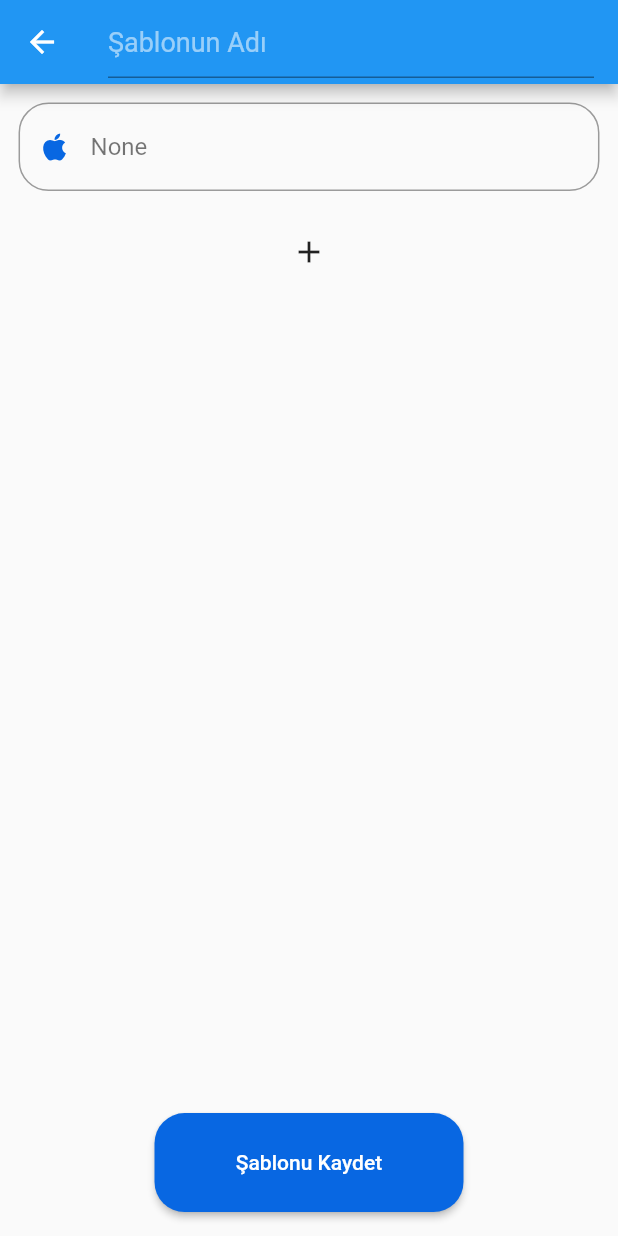
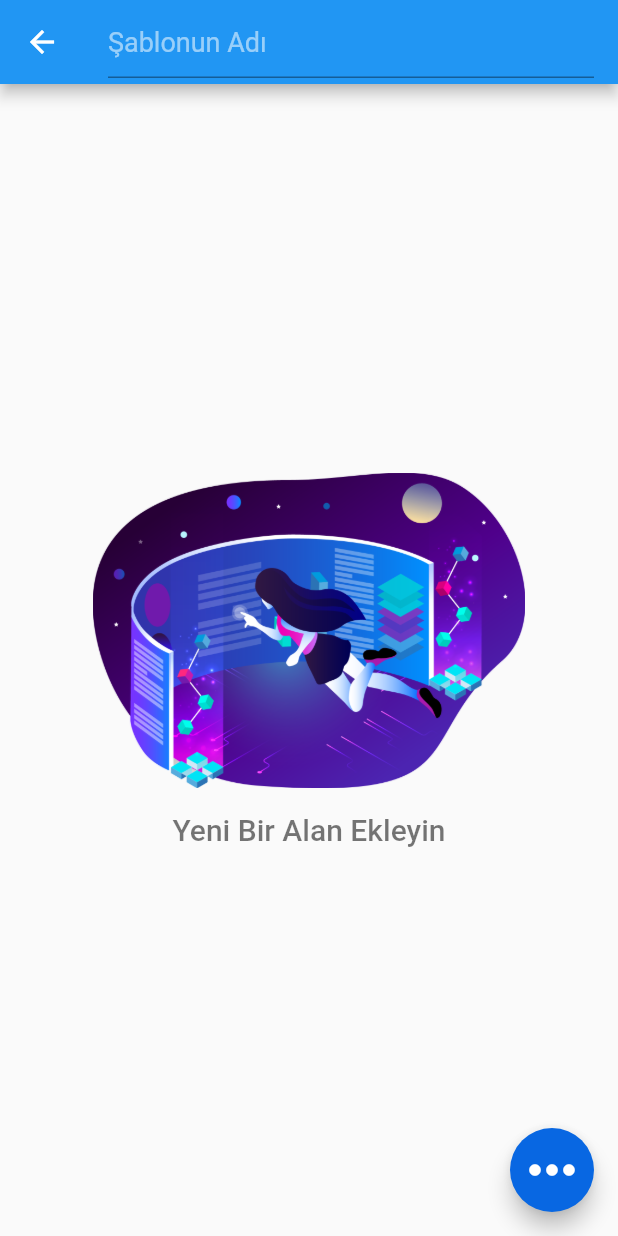
Before and after one commit to orhanweb/Fair-App, a Flutter app: the TemplatesView screen opened directly, after a tap on "Yeni Şablon Oluştur", on a phone screen of 412 x 824 dp. Run offline on Flutter 3.47's test engine with Material 2 defaults, Android fonts, the light colour scheme and no system bars; drawn by our look-alikes of flutter_expandable_fab, keyboard_dismisser; our stand-ins replace bloc, cloud_firestore, firebase_auth, firebase_core, flutter_bloc, flutter_keyboard_visibility and 1 more; accounts and stored records are empty; statements that could not run were skipped.

Commit message:
08.12.22

```diff
--- a/lib/Home/homespecialWidgets/custom_floating_actiob_button.dart
+++ b/lib/Home/homespecialWidgets/custom_floating_actiob_button.dart
@@ -133,9 +133,8 @@ Widget mycustomDialog(BuildContext context) {
             width: width * 0.3,
             ontap: () {
               if (dialogcontroller.text.isNotEmpty) {
-                context
-                    .read<NewRegCubit>()
-                    .addnewElement(dialogcontroller.text);
+                context.read<NewRegCubit>().addnewElement(
+                    text: dialogcontroller.text, context: context);
                 Navigator.pop(context, 'Ekle');
               } else {
                 mySnackBar(context, "Başlık alanı boş bırakılamaz");
--- /dev/null
+++ b/lib/Home/homespecialWidgets/no_data_column.dart
@@ -0,0 +1,37 @@
+import 'package:fair_app/shared/const.dart';
+import 'package:fair_app/shared/helpers.widget.dart';
+import 'package:flutter/material.dart';
+
+class NoDataColumn extends StatelessWidget {
+  const NoDataColumn({
+    Key? key,
+    required this.width,
+    required this.nolistimagePath,
+    this.text,
+  }) : super(key: key);
+
+  final double width;
+  final String nolistimagePath;
+  final String? text;
+  @override
+  Widget build(BuildContext context) {
+    return Column(
+      mainAxisAlignment: MainAxisAlignment.center,
+      children: [
+        Center(
+          child: Image.asset(
+            width: width * 0.7,
+            nolistimagePath,
+            fit: BoxFit.contain,
+          ),
+        ),
+        verticalSpaceTiny,
+        Text(
+          text ?? "",
+          style:
+              Theme.of(context).textTheme.headline6?.copyWith(color: kcblack54),
+        ),
+      ],
+    );
+  }
+}
--- a/lib/Home/homespecialWidgets/templates_cart_design.dart
+++ b/lib/Home/homespecialWidgets/templates_cart_design.dart
@@ -18,8 +18,9 @@ class DesignedCard extends StatelessWidget {
     double height = MediaQuery.of(context).size.height;
     double width = MediaQuery.of(context).size.width;
     return Container(
-        margin: EdgeInsets.symmetric(horizontal: width * 0.02),
-        height: height * 0.1,
+        margin: EdgeInsets.symmetric(
+            horizontal: width * 0.02, vertical: height * 0.007),
+        height: height * 0.11,
         child: Card(
           elevation: 10,
           shape:
--- a/lib/Home/screens/new_card_create_view.dart
+++ b/lib/Home/screens/new_card_create_view.dart
@@ -1,26 +1,108 @@
+import 'package:fair_app/Home/homespecialWidgets/no_data_column.dart';
 import 'package:fair_app/Home/models/home_card_list_cubit.dart';
 import 'package:fair_app/shared/const.dart';
 import 'package:fair_app/shared/helpers.widget.dart';
 import 'package:fair_app/widgets/custom_buttons.dart';
-import 'package:fair_app/widgets/custom_input_field.dart';
+import 'package:fair_app/widgets/custom_snack_bar.dart';
 import 'package:flutter/material.dart';
+
+import 'package:flutter_expandable_fab/flutter_expandable_fab.dart';
 import 'package:flutter_bloc/flutter_bloc.dart';
 import 'package:keyboard_dismisser/keyboard_dismisser.dart';
+import 'package:flutter_keyboard_visibility/flutter_keyboard_visibility.dart';
 
+// ignore: must_be_immutable
 class NewCardCreateView extends StatelessWidget {
-  const NewCardCreateView({Key? key}) : super(key: key);
+  NewCardCreateView({Key? key}) : super(key: key);
+  String nolistimagePath =
+      "assets/images/cardimages/design-and-development-process.png";
+  TextEditingController templateName = TextEditingController();
   @override
   Widget build(BuildContext context) {
     double height = MediaQuery.of(context).size.height;
     double width = MediaQuery.of(context).size.width;
+
+    return KeyboardVisibilityBuilder(
+      builder: (p0, isKeyboardVisible) {
         return KeyboardDismisser(
-      gestures: const [GestureType.onPanCancel],
+          gestures: const [
+            GestureType.onPanCancel,
+            GestureType.onPanUpdateDownDirection,
+          ],
           child: Scaffold(
-        appBar: AppBar(
-            title: TextField(
-          cursorColor: Colors.white,
-          style: Theme.of(context).textTheme.subtitle1?.copyWith(
-              fontWeight: FontWeight.w500, fontSize: 18, color: kcwhite),
+            appBar:
+                AppBar(title: MyTemplateNameWidget(templateName: templateName)),
+            body: BlocBuilder<CardListCubit, CardListState>(
+              builder: (context, state) {
+                return state is CreateNewCardElements &&
+                        state.createNewCardElements.isNotEmpty
+                    ? MyCustomListWidget(
+                        height: height,
+                        onReorder: (oldIndex, newIndex) => context
+                            .read<CardListCubit>()
+                            .onReorderCreateCardElements(oldIndex, newIndex),
+                        builderList: state.createNewCardElements)
+                    : NoDataColumn(
+                        width: width,
+                        nolistimagePath: nolistimagePath,
+                        text: "Yeni Bir Alan Ekleyin");
+              },
+            ),
+            floatingActionButtonLocation: ExpandableFab.location,
+            floatingActionButton: ExpandableFab(
+                distance: 70,
+                backgroundColor: kcPrimaryCascadeTwilight,
+                closeButtonStyle: const ExpandableFabCloseButtonStyle(
+                    backgroundColor: kcPrimaryCascadeTwilight,
+                    child: Icon(
+                      Icons.keyboard_double_arrow_down_outlined,
+                    )),
+                type: ExpandableFabType.up,
+                child: Icon(
+                  Icons.more_horiz_outlined,
+                  size: width * 0.11,
+                ),
+                children: [
+                  FloatingActionButton(
+                    child: const Icon(Icons.edit),
+                    onPressed: () {},
+                  ),
+                  FloatingActionButton(
+                    child: const Icon(Icons.search),
+                    onPressed: () {},
+                  ),
+                ]),
+          ),
+        );
+      },
+    );
+  }
+}
+
+//  floatingActionButton: !isKeyboardVisible
+//                 ? MyFloatingButtons(
+//                     height: height, width: width, templateName: templateName)
+//                 : null,
+//             floatingActionButtonLocation:
+//                 FloatingActionButtonLocation.centerFloat,
+
+class MyTemplateNameWidget extends StatelessWidget {
+  const MyTemplateNameWidget({
+    Key? key,
+    required this.templateName,
+  }) : super(key: key);
+
+  final TextEditingController templateName;
+
+  @override
+  Widget build(BuildContext context) {
+    return TextField(
+      controller: templateName,
+      cursorColor: kcwhite,
+      style: Theme.of(context)
+          .textTheme
+          .subtitle1
+          ?.copyWith(fontWeight: FontWeight.w500, fontSize: 18, color: kcwhite),
       decoration: InputDecoration(
           hintText: "Şablonun Adı",
           hintStyle: Theme.of(context).textTheme.subtitle1?.copyWith(
@@ -28,36 +110,87 @@ class NewCardCreateView extends StatelessWidget {
                 fontWeight: FontWeight.w400,
                 fontSize: 18,
               )),
-        )),
-        body: ListView.separated(
+    );
+  }
+}
+
+class MyCustomListWidget extends StatelessWidget {
+  const MyCustomListWidget({
+    Key? key,
+    required this.height,
+    required this.builderList,
+    required this.onReorder,
+  }) : super(key: key);
+
+  final double height;
+  final List builderList;
+  final void Function(int, int) onReorder;
+  @override
+  Widget build(BuildContext context) {
+    return Column(
+      children: [
+        Expanded(
+          flex: 9,
+          child: ReorderableListView.builder(
               padding: EdgeInsets.only(top: height * 0.015),
-          separatorBuilder: (context, index) => verticalSpaceTiny,
               physics: const BouncingScrollPhysics(),
-          itemCount: 2,
+              itemCount: builderList.length,
               itemBuilder: (context, index) {
-            return index + 1 != 2
-                ? CustomInputField(
-                    width: width, prevIcon: const Icon(Icons.apple))
-                : IconButton(onPressed: () {}, icon: const Icon(Icons.add));
+                return builderList[index][1];
               },
+              onReorder: onReorder),
         ),
-        floatingActionButton: BlocBuilder<CardListCubit, CardListState>(
+        Expanded(flex: 1, child: Container())
+      ],
+    );
+  }
+}
+
+class MyFloatingButtons extends StatelessWidget {
+  const MyFloatingButtons({
+    Key? key,
+    required this.height,
+    required this.width,
+    required this.templateName,
+  }) : super(key: key);
+
+  final double height;
+  final double width;
+  final TextEditingController templateName;
+
+  @override
+  Widget build(BuildContext context) {
+    return BlocBuilder<CardListCubit, CardListState>(
       builder: (context, state) {
-            return CustomElevatedButton(
+        return Row(
+          mainAxisAlignment: MainAxisAlignment.end,
+          children: [
+            CustomElevatedButton(
               title: const Text("Şablonu Kaydet"),
               height: height * 0.08,
               width: width * 0.5,
               ontap: () {
-                context.read<CardListCubit>().addNewCardToCardList(
-                  titleName: "Bunu Ben ekledim",
-                  elements: ["Şu", "Bu", "Sen", "Başardın", "al"],
+                if (templateName.text.isNotEmpty &&
+                    state is CreateNewCardElements) {
+                  context.read<CardListCubit>().saveTheNewCard(
+                      context: context, templateName: templateName.text);
+                } else {
+                  mySnackBar(context, "Şablon Adı Boş Bırakılamaz");
+                }
+              },
+            ),
+            horizontalSpaceTiny,
+            FloatingActionButton(
+              backgroundColor: kcPrimaryCascadeTwilight,
+              onPressed: () {
+                context.read<CardListCubit>().addField(context: context);
+              },
+              child: const Icon(Icons.add),
+            ),
+            horizontalSpaceTiny,
+          ],
         );
       },
     );
-          },
-        ),
-        floatingActionButtonLocation: FloatingActionButtonLocation.centerFloat,
-      ),
-    );
   }
 }
--- a/lib/Home/screens/templates_view.dart
+++ b/lib/Home/screens/templates_view.dart
@@ -1,8 +1,8 @@
+import 'package:fair_app/Home/homespecialWidgets/no_data_column.dart';
 import 'package:fair_app/Home/homespecialWidgets/templates_cart_design.dart';
 import 'package:fair_app/Home/models/home_card_list_cubit.dart';
 import 'package:fair_app/Home/models/home_cubit_model.dart';
 import 'package:fair_app/Home/screens/new_card_create_view.dart';
-import 'package:fair_app/Home/screens/new_registration.dart';
 import 'package:fair_app/shared/const.dart';
 import 'package:fair_app/widgets/custom_buttons.dart';
 import 'package:flutter/material.dart';
@@ -11,20 +11,25 @@ import 'package:get/get.dart';
 
 class TemplatesView extends StatelessWidget {
   const TemplatesView({Key? key}) : super(key: key);
+  final String noCardImage = "assets/images/cardimages/wireframe.png";
+
   @override
   Widget build(BuildContext context) {
     double height = MediaQuery.of(context).size.height;
     double width = MediaQuery.of(context).size.width;
+
     return Scaffold(
       body: BlocBuilder<NewRegCubit, NewRegState>(
         builder: (newregcontext, newregstate) {
           return BlocBuilder<CardListCubit, CardListState>(
             builder: (context, state) {
               return state is CardListInitial && state.mainCardList.isNotEmpty
-                  ? ListView.builder(
+                  ? ReorderableListView.builder(
+                      padding: EdgeInsets.only(top: height * 0.01),
                       physics: const BouncingScrollPhysics(),
                       itemCount: state.mainCardList.length,
                       itemBuilder: (context, index) => DesignedCard(
+                        key: ValueKey(index),
                         titleName: state.mainCardList[index][0],
                         onTap: () {
                           newregcontext
@@ -33,24 +38,33 @@ class TemplatesView extends StatelessWidget {
                           for (String title in state.mainCardList[index][1]) {
                             newregcontext
                                 .read<NewRegCubit>()
-                                .addnewElement(title);
+                                .addnewElement(text: title, context: context);
                           }
                         },
                       ),
+                      onReorder: (oldIndex, newIndex) => context
+                          .read<CardListCubit>()
+                          .onReorderCardList(oldIndex, newIndex),
                     )
-                  : const Center(
-                      child: Text("Card Listesi Boş"),
+                  : NoDataColumn(
+                      width: width,
+                      nolistimagePath: noCardImage,
+                      text: "Şablon Listeniz Boş",
                     );
             },
           );
         },
       ),
-      floatingActionButton: CustomElevatedButton(
-        title: const Text("Yeni Şablon Oluştur"),
-        height: height * 0.08,
-        width: width * 0.5,
-        ontap: () {
-          Get.to(const NewCardCreateView());
+      floatingActionButton: BlocBuilder<CardListCubit, CardListState>(
+        builder: (context, state) {
+          return CustomElevatedButton(
+            title: const Text("Yeni Şablon Oluştur"),
+            height: height * 0.08,
+            width: width * 0.5,
+            ontap: () {
+              Get.to(NewCardCreateView());
+            },
+          );
         },
       ),
       floatingActionButtonLocation: FloatingActionButtonLocation.centerFloat,
--- a/lib/widgets/custom_snack_bar.dart
+++ b/lib/widgets/custom_snack_bar.dart
@@ -21,7 +21,7 @@ void mySnackBar(BuildContext context, String title) {
     ),
     shape: RoundedRectangleBorder(borderRadius: BorderRadius.circular(15)),
     elevation: 10,
-    duration: const Duration(milliseconds: 800),
+    duration: const Duration(seconds: 1),
     behavior: SnackBarBehavior.floating,
     backgroundColor: kcPrimaryCascadeTwilight,
   ));
--- a/pubspec.yaml
+++ b/pubspec.yaml
@@ -48,6 +48,7 @@ dev_dependencies:
   flutter_keyboard_visibility: ^5.4.0
   get: ^4.6.5
   equatable: ^2.0.5
+  flutter_expandable_fab: ^1.6.1
 
   # The "flutter_lints" package below contains a set of recommended lints to
   # encourage good coding practices. The lint set provided by the package is
```
Also changed, not shown: lib/Home/homespecialWidgets/custom_listview_builder.dart (+12 -22 lines), lib/Home/homespecialWidgets/newreg_input_field_widget.dart (+22 -3 lines), lib/Home/models/home_card_list_cubit.dart (+85 -2 lines), lib/Home/models/home_cubit_model.dart (+14 -2 lines), lib/Home/screens/archives.dart (+7 -23 lines), lib/shared/const.dart (+8 -9 lines), lib/widgets/custom_fab.dart (added, +7 -0 lines), assets/images/cardimages/design-and-development-process.png (added), pubspec.lock. Lines whose indentation alone changed are shown as unchanged.
